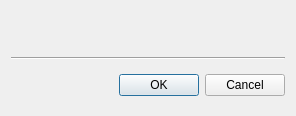
Above: client/nx_client_desktop/src/ui/dialogs/webpage_dialog.ui from networkoptix/nx_open before the change. Below: the same form after it.
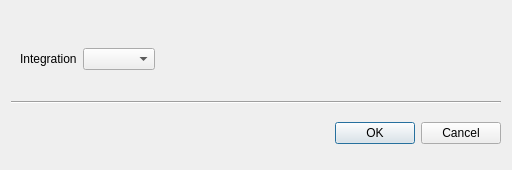
That is the form after the change. Custom widgets are drawn as their Qt base class.

Commit message:
VMS-9448: C2P Integration is added to "New Web Page" dialog
<==== Mercurial data ====>
Branch: vms_3.2

Diff of the .ui file:
```diff
--- a/client/nx_client_desktop/src/ui/dialogs/webpage_dialog.ui
+++ b/client/nx_client_desktop/src/ui/dialogs/webpage_dialog.ui
@@ -6,8 +6,8 @@
    <rect>
     <x>0</x>
     <y>0</y>
-    <width>296</width>
-    <height>116</height>
+    <width>512</width>
+    <height>170</height>
    </rect>
   </property>
   <property name="sizePolicy">
@@ -35,6 +35,47 @@
       <item>
        <widget class="QnInputField" name="urlInputField" native="true"/>
       </item>
+      <item>
+       <widget class="QWidget" name="subtypeWidget" native="true">
+        <layout class="QHBoxLayout" name="horizontalLayout" stretch="0,0,1">
+         <property name="leftMargin">
+          <number>0</number>
+         </property>
+         <property name="topMargin">
+          <number>0</number>
+         </property>
+         <property name="rightMargin">
+          <number>0</number>
+         </property>
+         <property name="bottomMargin">
+          <number>0</number>
+         </property>
+         <item>
+          <widget class="QLabel" name="subTypeLabel">
+           <property name="text">
+            <string>Integration</string>
+           </property>
+          </widget>
+         </item>
+         <item>
+          <widget class="QComboBox" name="subtypeComboBox"/>
+         </item>
+         <item>
+          <spacer name="horizontalSpacer">
+           <property name="orientation">
+            <enum>Qt::Horizontal</enum>
+           </property>
+           <property name="sizeHint" stdset="0">
+            <size>
+             <width>40</width>
+             <height>30</height>
+            </size>
+           </property>
+          </spacer>
+         </item>
+        </layout>
+       </widget>
+      </item>
      </layout>
     </widget>
    </item>
```
Left out of the diff: 3 changed lines with no effect on the pictures. The commit also changes 7 other files.
